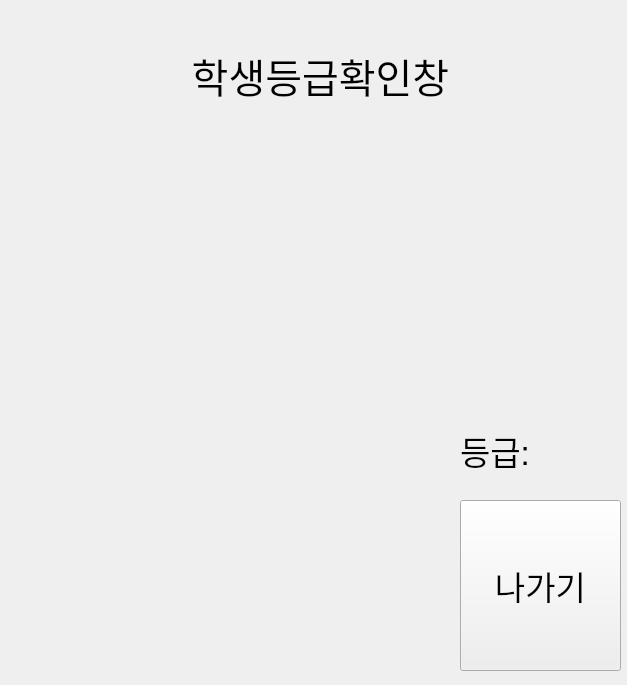
Old version of the form student_client.ui in the repository Eduappproject/education_application.
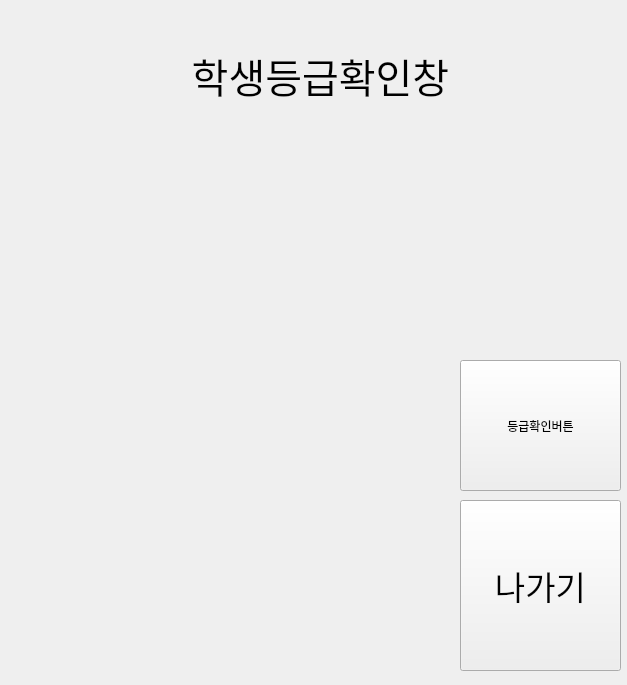
New version of the form. Icons and pictures are not drawn.

Commit message: 등급확인 페이지와 등급확인버튼누르면 점수에따른 티어 나오기 기능구현..

What changed in the file:
```diff
--- a/student_client.ui
+++ b/student_client.ui
@@ -1347,28 +1347,7 @@
      </property>
     </widget>
    </widget>
-   <widget class="QWidget" name="page_8">
-    <widget class="QLabel" name="grade_label">
-     <property name="geometry">
-      <rect>
-       <x>440</x>
-       <y>410</y>
-       <width>161</width>
-       <height>61</height>
-      </rect>
-     </property>
-     <property name="font">
-      <font>
-       <pointsize>25</pointsize>
-      </font>
-     </property>
-     <property name="toolTip">
-      <string>&lt;html&gt;&lt;head/&gt;&lt;body&gt;&lt;p&gt;등급:&lt;/p&gt;&lt;/body&gt;&lt;/html&gt;</string>
-     </property>
-     <property name="text">
-      <string>등급:</string>
-     </property>
-    </widget>
+   <widget class="QWidget" name="studentGradeWindow">
     <widget class="QLabel" name="label_17">
      <property name="geometry">
       <rect>
@@ -1424,11 +1403,14 @@
       <pixmap>../../../다운로드/bronze_1.png</pixmap>
      </property>
     </widget>
-    <widget class="QLabel" name="label_28">
+    <widget class="QLabel" name="silver_label">
+     <property name="enabled">
+      <bool>true</bool>
+     </property>
      <property name="geometry">
       <rect>
        <x>10</x>
-       <y>250</y>
+       <y>100</y>
        <width>181</width>
        <height>161</height>
       </rect>
@@ -1440,11 +1422,14 @@
       <pixmap>../../../다운로드/silver_5[1].png</pixmap>
      </property>
     </widget>
-    <widget class="QLabel" name="label_29">
+    <widget class="QLabel" name="gold_label">
+     <property name="enabled">
+      <bool>true</bool>
+     </property>
      <property name="geometry">
       <rect>
-       <x>0</x>
-       <y>430</y>
+       <x>10</x>
+       <y>100</y>
        <width>181</width>
        <height>151</height>
       </rect>
@@ -1456,11 +1441,14 @@
       <pixmap>../../../다운로드/gold_1[1].png</pixmap>
      </property>
     </widget>
-    <widget class="QLabel" name="label_30">
+    <widget class="QLabel" name="platinum_label">
+     <property name="enabled">
+      <bool>true</bool>
+     </property>
      <property name="geometry">
       <rect>
-       <x>210</x>
-       <y>110</y>
+       <x>0</x>
+       <y>100</y>
        <width>181</width>
        <height>151</height>
       </rect>
@@ -1472,11 +1460,14 @@
       <pixmap>../../../다운로드/platinum_1[1].png</pixmap>
      </property>
     </widget>
-    <widget class="QLabel" name="label_31">
+    <widget class="QLabel" name="diamond_label">
+     <property name="enabled">
+      <bool>true</bool>
+     </property>
      <property name="geometry">
       <rect>
-       <x>200</x>
-       <y>270</y>
+       <x>0</x>
+       <y>100</y>
        <width>181</width>
        <height>171</height>
       </rect>
@@ -1488,11 +1479,14 @@
       <pixmap>../../../다운로드/diamond_1[1].png</pixmap>
      </property>
     </widget>
-    <widget class="QLabel" name="label_32">
+    <widget class="QLabel" name="challanger_label">
+     <property name="enabled">
+      <bool>true</bool>
+     </property>
      <property name="geometry">
       <rect>
-       <x>200</x>
-       <y>450</y>
+       <x>0</x>
+       <y>100</y>
        <width>181</width>
        <height>191</height>
       </rect>
@@ -1501,7 +1495,20 @@
       <string/>
      </property>
      <property name="pixmap">
-      <pixmap>../../../다운로드/challenger_1[1].png</pixmap>
+      <pixmap>challenger.png</pixmap>
+     </property>
+    </widget>
+    <widget class="QPushButton" name="TierpushButton">
+     <property name="geometry">
+      <rect>
+       <x>440</x>
+       <y>350</y>
+       <width>161</width>
+       <height>131</height>
+      </rect>
+     </property>
+     <property name="text">
+      <string>등급확인버튼</string>
      </property>
     </widget>
    </widget>
```
Left out of the diff: 22 changed lines with no effect on the pictures. The commit also changes 1 other file.
